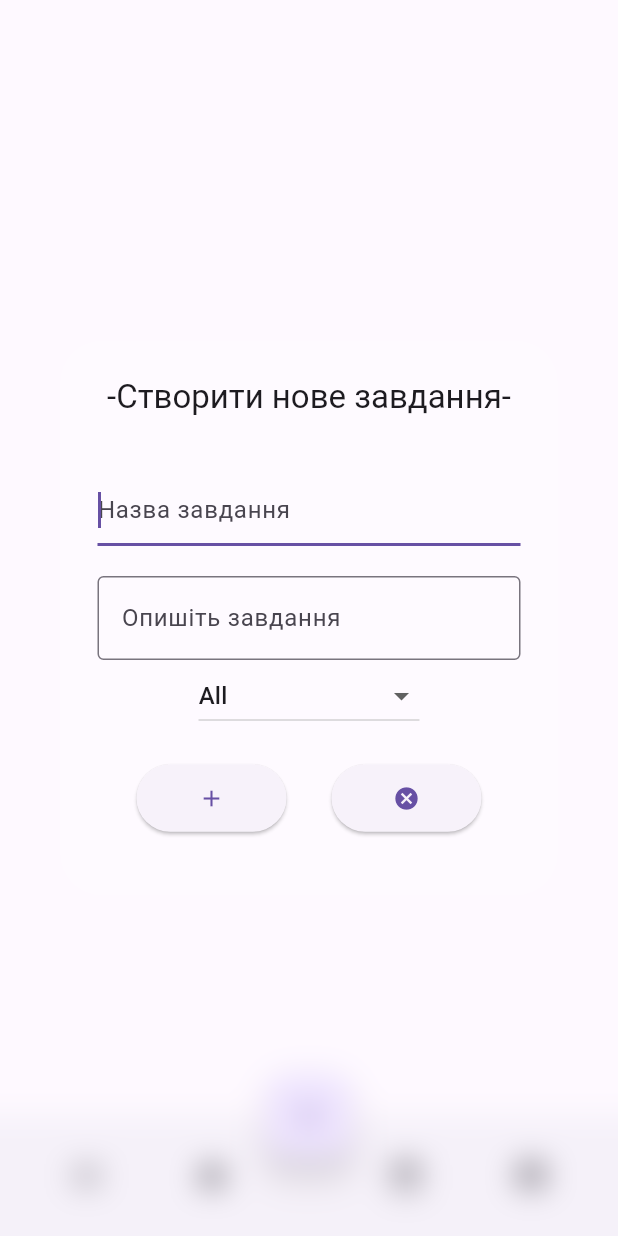
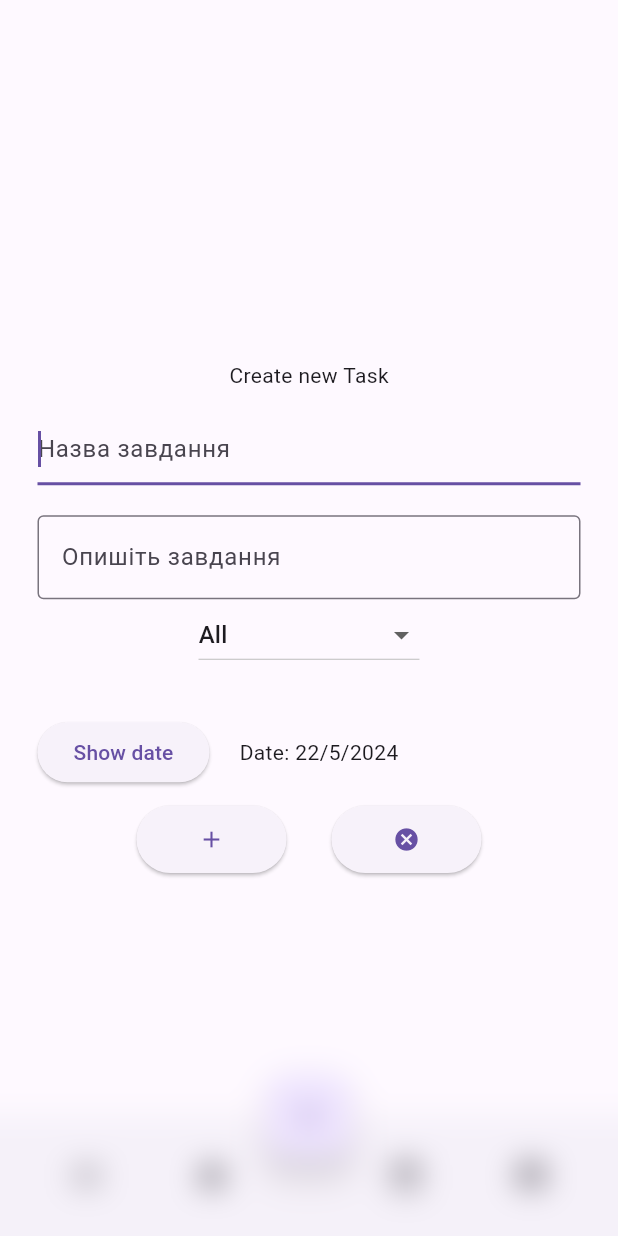
Before and after one commit to Alexrospersonal/flutter_todo_project, a Flutter app: the screen it shows after launch, after a tap on the "add" icon, on a phone screen of 412 x 824 dp. Run offline on Flutter 3.47's test engine with Material 3 defaults, Android fonts, the phone set to English and light mode, and no system bars.

Commit message:
Add date widgets

```diff
--- /dev/null
+++ b/lib/screens/date/date_model.dart
@@ -0,0 +1,12 @@
+import 'package:flutter/material.dart';
+
+class DateModel extends ChangeNotifier {
+  int day = DateTime.now().day;
+  int month = DateTime.now().month;
+  int year = DateTime.now().year;
+
+  void changeDay(int newDay) {
+    day = newDay;
+    notifyListeners();
+  }
+}
--- a/lib/screens/dialog_task/dialog_task_form.dart
+++ b/lib/screens/dialog_task/dialog_task_form.dart
@@ -1,4 +1,5 @@
 import 'package:flutter/material.dart';
+import 'package:flutter_todo_project/screens/date/date_controller.dart';
 import 'package:flutter_todo_project/screens/homepage/homepage_model.dart';
 import 'package:flutter_todo_project/services/category.dart';
 import 'package:flutter_todo_project/services/category_manager.dart';
@@ -41,6 +42,10 @@ class _NewTaskFormState extends State<NewTaskForm> {
         TaskDescriptionField(descriptionController: _descriptionController),
         TaskCategoryField(selectCategory: selectCategory),
         const SizedBox(height: 20),
+        const SizedBox(height: 10),
+        const DateWidget(),
+        // DateWidget(),
+        const SizedBox(height: 10),
         TaskButtons(addNewTask: addNewTask)
       ],
     );
--- a/lib/screens/dialog_task/dialog_task_widget.dart
+++ b/lib/screens/dialog_task/dialog_task_widget.dart
@@ -3,23 +3,48 @@ import 'package:flutter_todo_project/screens/dialog_task/dialog_task_form.dart';
 
 /// Class for dialog menu widget,
 /// create dialog window with the new task form.
+// class AddNewTaskDialog extends StatelessWidget {
+//   const AddNewTaskDialog({super.key});
+
+//   @override
+//   Widget build(BuildContext context) {
+//     return SimpleDialog(
+//       title: const Center(
+//         child: Text('-Створити нове завдання-'),
+//       ),
+//       backgroundColor: Colors.white.withOpacity(0.1),
+//       alignment: Alignment.center,
+//       children: const [
+//         SingleChildScrollView(
+//             child: Padding(
+//           padding: EdgeInsets.all(25.0),
+//           child: NewTaskForm(),
+//         ))
+//       ],
+//     );
+//   }
+// }
+
+/// Create the dialog which contains form for createing a new task
 class AddNewTaskDialog extends StatelessWidget {
   const AddNewTaskDialog({super.key});
 
   @override
   Widget build(BuildContext context) {
-    return SimpleDialog(
-      title: const Center(
-        child: Text('-Створити нове завдання-'),
-      ),
-      backgroundColor: Colors.white.withOpacity(0.1),
-      alignment: Alignment.center,
-      children: const [
-        Padding(
-          padding: EdgeInsets.all(25.0),
-          child: NewTaskForm(),
-        )
-      ],
+    return Dialog(
+      backgroundColor: Colors.transparent,
+      shape: RoundedRectangleBorder(borderRadius: BorderRadius.circular(10)),
+      insetPadding: const EdgeInsets.symmetric(horizontal: 15, vertical: 10),
+      child: const Padding(
+          padding: EdgeInsets.symmetric(horizontal: 10, vertical: 20),
+          child: SingleChildScrollView(
+              child: Column(
+            children: [
+              Text('Create new Task'),
+              SizedBox(height: 15),
+              NewTaskForm()
+            ],
+          ))),
     );
   }
 }
```
Also changed, not shown: lib/screens/date/date_controller.dart (added, +167 -0 lines).
